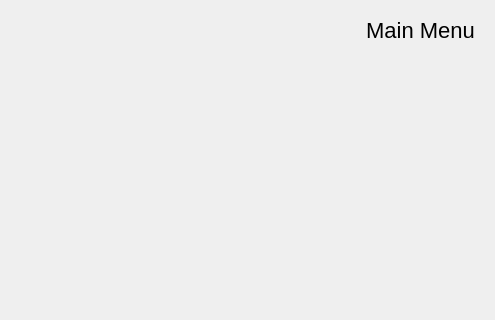
Qt form interface/application.ui (DeliTrbat/LearNet) before a commit; both pictures show x 0 to 495 and y 0 to 320 of the 800 by 480 pixel window.
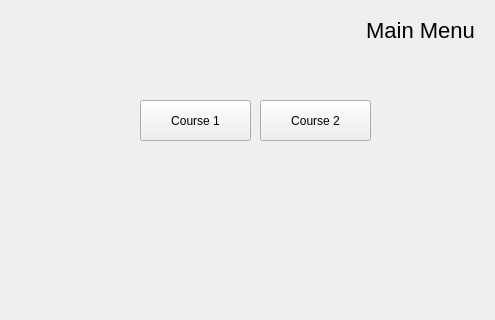
The same form after that commit.

The edit to the form file:
```diff
--- a/interface/application.ui
+++ b/interface/application.ui
@@ -68,6 +68,32 @@
       <string>Friends</string>
      </property>
     </widget>
+    <widget class="QPushButton" name="pushButton">
+     <property name="geometry">
+      <rect>
+       <x>140</x>
+       <y>100</y>
+       <width>111</width>
+       <height>41</height>
+      </rect>
+     </property>
+     <property name="text">
+      <string>Course 1</string>
+     </property>
+    </widget>
+    <widget class="QPushButton" name="pushButton_2">
+     <property name="geometry">
+      <rect>
+       <x>260</x>
+       <y>100</y>
+       <width>111</width>
+       <height>41</height>
+      </rect>
+     </property>
+     <property name="text">
+      <string>Course 2</string>
+     </property>
+    </widget>
    </widget>
    <widget class="QWidget" name="page_4">
     <widget class="QPushButton" name="pushButton_mainMenu">
```
